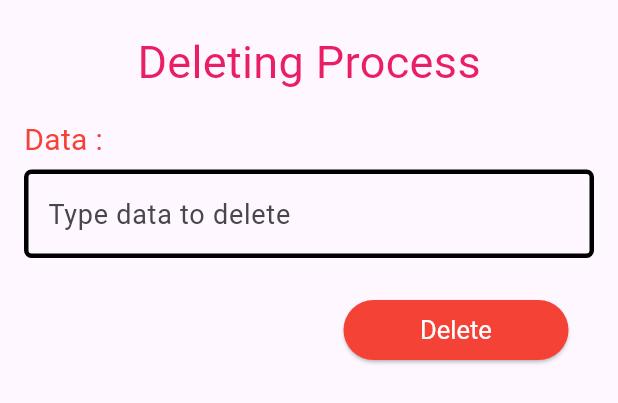
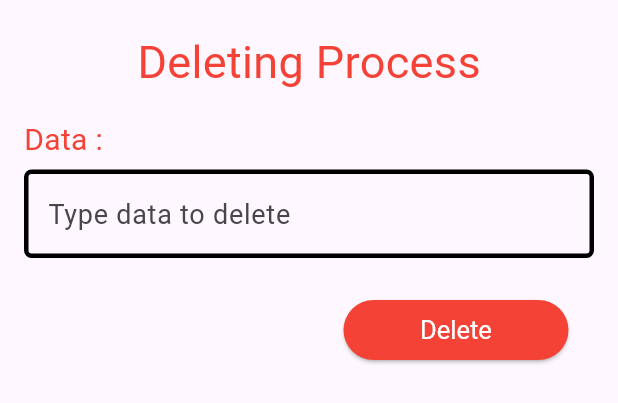
Before and after one commit to AhmetEminSaglik/SearchNode-ws-web, a Flutter app: the DeleteTab widget shown alone on an empty page, opened directly, on a phone screen of 412 x 824 dp. Shown: the top 403 px of the screen. Run offline on Flutter 3.47's test engine with Material 3 defaults, Android fonts, the phone set to English and light mode, and no system bars; network calls fail.

Commit message:
Result area title is refactored

```diff
--- a/flutter_web_searchnode/lib/http/searchnode_http_request.dart
+++ b/flutter_web_searchnode/lib/http/searchnode_http_request.dart
@@ -21,7 +21,7 @@ class SearchNodeHttpRequest {
     return RepositorySearchNode.parseToSearchNode(map);
   }
 
-  static Future<SearchNodeResponsive> addSearchNodeData(
+  static Future<RespondDataResult> addSearchNodeData(
       String data, String explanation) async {
     Uri url = Uri.parse(_baseUrl);
     Map<String, dynamic> requestData = {
@@ -32,8 +32,11 @@ class SearchNodeHttpRequest {
     print("URL : $url");
     var respond = await http.post(url,
         headers: HttpUtil.header, body: json.encode(requestData));
-    Map<String, dynamic> map = json.decode(respond.body);
-    return RepositorySearchNode.parseToSearchNode(map);
+    // Map<String, dynamic> map = json.decode(respond.body);
+    // return RepositorySearchNode.parseToSearchNode(map);
+    RespondDataResult respondDataResult =
+        RespondDataResult.fromJson(json.decode(respond.body));
+    return respondDataResult;
   }
 
   static Future<RespondDataResult> removeData(String data) async {
--- a/flutter_web_searchnode/lib/product/custom_common_tab_widget.dart
+++ b/flutter_web_searchnode/lib/product/custom_common_tab_widget.dart
@@ -1,8 +1,10 @@
 import 'package:flutter/material.dart';
 import 'package:flutter_web_searchnode/product/custom_text_style.dart';
 
-Padding CustomTabTitle({required String text}) {
+Padding CustomTabTitle({required String text, Color color = Colors.black}) {
   return Padding(
       padding: const EdgeInsets.only(top: 20),
-      child: Center(child: Text(text, style: CustomTextStyleForHeaderLabel())));
+      child: Center(
+          child:
+              Text(text, style: CustomTextStyleForHeaderLabel(color: color))));
 }
--- a/flutter_web_searchnode/lib/product/custom_text_style.dart
+++ b/flutter_web_searchnode/lib/product/custom_text_style.dart
@@ -8,8 +8,8 @@ TextStyle CustomTextStyleForResultMsg(bool success) {
   return TextStyle(fontSize: 20, color: success ?   Colors.green : Colors.red);
 }
 
-TextStyle CustomTextStyleForHeaderLabel() {
-  return TextStyle(fontSize: 30, color: Colors.pink);
+TextStyle CustomTextStyleForHeaderLabel({Color color=Colors.black}) {
+  return TextStyle(fontSize: 30, color: color);
 }
 
 TextStyle CustomTextStyleForInputLabel() {
--- a/flutter_web_searchnode/lib/view/process/delete_tab_view.dart
+++ b/flutter_web_searchnode/lib/view/process/delete_tab_view.dart
@@ -11,10 +11,9 @@ class DeleteTab extends StatelessWidget {
   Widget build(BuildContext context) {
     DeleteTabViewModel vm =
         Provider.of<DeleteTabViewModel>(context, listen: false);
-
     return Column(
       children: [
-        CustomTabTitle(text: "Deleting Process"),
+        CustomTabTitle(text: "Deleting Process", color: Colors.red),
         InputFieldWithTitle(
             title: "Data",
             controller: vm.txtEditController,
@@ -41,7 +40,7 @@ class DeleteTab extends StatelessWidget {
   Widget _getResultMsg() {
     return Consumer<DeleteTabViewModel>(
       builder: (context, vm, child) {
-        if (vm.msg.isNotEmpty && vm.isSuccess!=null) {
+        if (vm.msg.isNotEmpty && vm.isSuccess != null) {
           return Text(
             vm.msg,
             style: CustomTextStyleForResultMsg(vm.isSuccess),
--- a/flutter_web_searchnode/lib/view_model/tab/common_tab_process_view_model.dart
+++ b/flutter_web_searchnode/lib/view_model/tab/common_tab_process_view_model.dart
@@ -1,22 +1,66 @@
 import 'package:flutter/material.dart';
+import 'package:flutter_web_searchnode/product/respond_data.dart';
 import 'package:flutter_web_searchnode/view_model/result_view_model.dart';
 import 'package:flutter_web_searchnode/view_model/searchnode_view_model.dart';
 import 'package:provider/provider.dart';
 
 abstract class CommonTabProcessViewModel with ChangeNotifier {
-  String msg = "";
+  String _msg = "";
+  @protected
+  final invalidCharLengthErrMsg = "Length must be at least 1 character.";
+  @protected
+  late bool isSuccess;
+  @protected
+  late RespondDataResult respond;
 
+  @protected
+  String get msg => _msg;
+
+  @protected
+  sendRequest();
+
+  @protected
+  updateSuccess(bool success) {
+    isSuccess = success;
+  }
+
+  @protected
   retrieveAllData(BuildContext context) async {
     await Provider.of<SearchNodeAreaViewModel>(context, listen: false)
         .retrieveSearchNodeData();
     _updateResultLog(context);
   }
 
+  @protected
+  bool isDataValid(TextEditingController controller){
+    bool result = controller.text.isNotEmpty;
+    if (!result) {
+      String errMsg = invalidCharLengthErrMsg;
+      updateSuccess(false);
+      updateMsg(errMsg);
+    }
+    return result;
+  }
+
+/*  @protected
+  void updateMsg() {
+    notifyListeners();
+  }*/
+
+  @protected
+  void clearTextField(TextEditingController controller) {
+    if (isSuccess) {
+      controller.clear();
+    }
+  }
+
+  @protected
   updateMsg(String text) {
-    msg = text;
+    _msg = text;
     notifyListeners();
   }
 
+  @protected
   _updateResultLog(BuildContext context) async {
     await Provider.of<ResultViewModel>(context, listen: false)
         .updateResultLogs();
```
Also changed, not shown: flutter_web_searchnode/lib/view/home_page_view.dart (+27 -8 lines), flutter_web_searchnode/lib/view/process/save_tab_view.dart (+23 -21 lines), flutter_web_searchnode/lib/view_model/tab/delete_tab_view_model.dart (+8 -25 lines), flutter_web_searchnode/lib/view_model/tab/save_tab_view_model.dart (+24 -7 lines), 2 other files.
